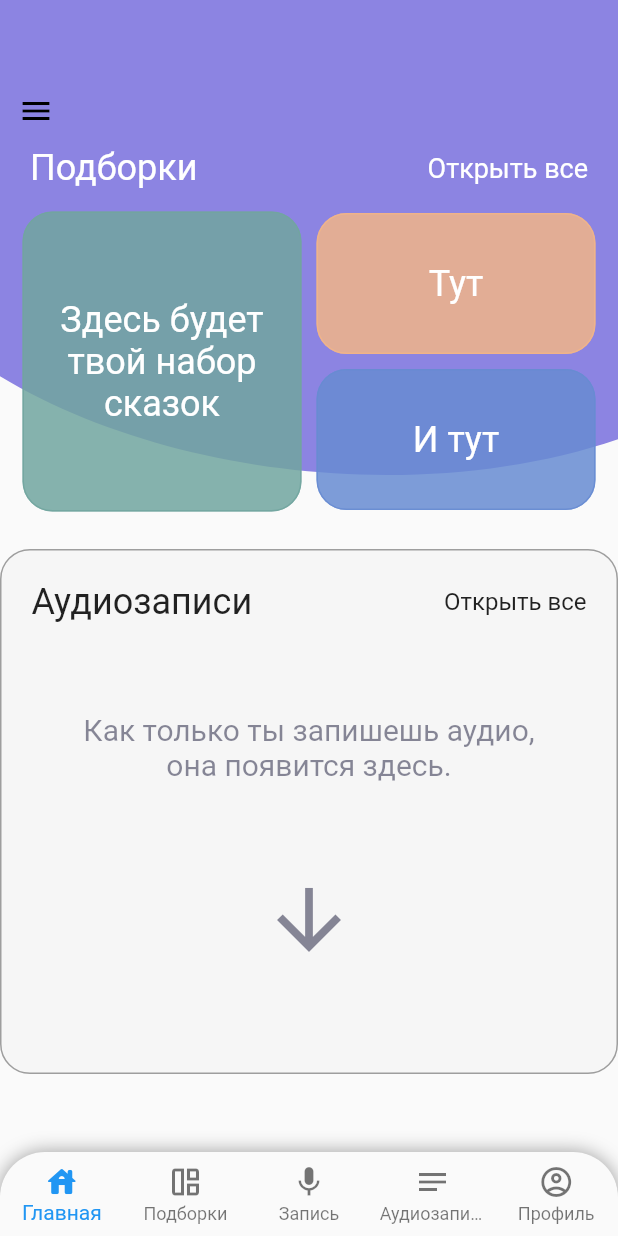
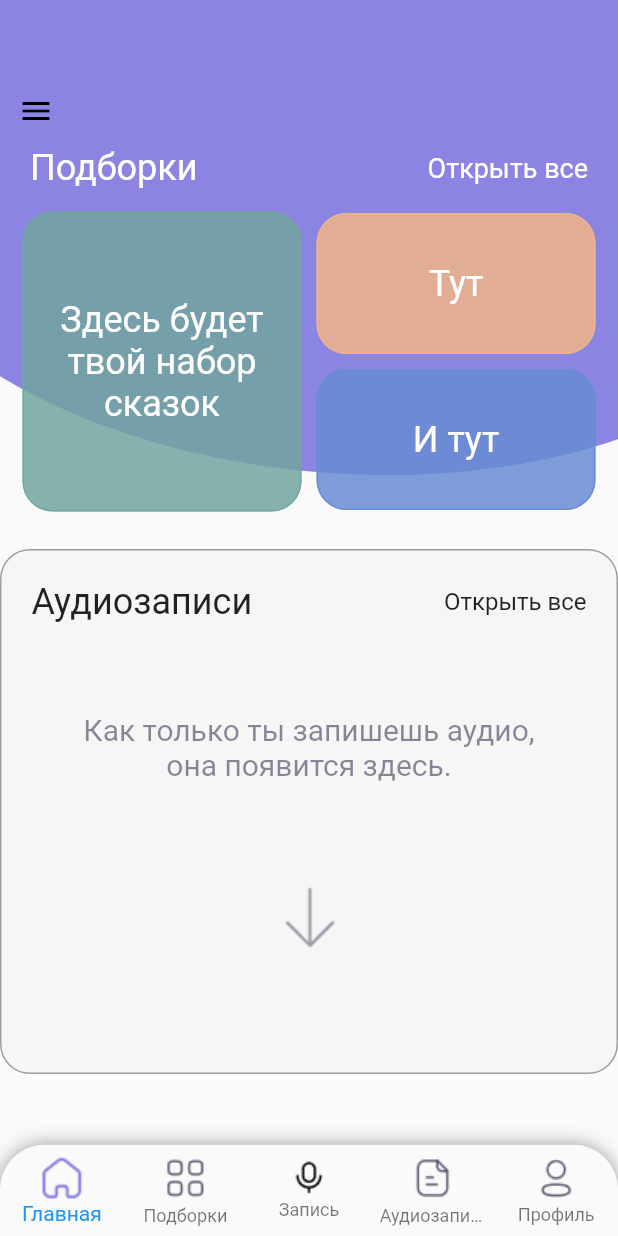
Before and after one commit to RostislavUlinets/audio_story, a Flutter app: the MainScreen screen opened directly, on a phone screen of 412 x 824 dp. Run offline on Flutter 3.47's test engine with Material 2 defaults, Android fonts, the phone set to English and light mode, and no system bars; our stand-ins replace firebase_auth, firebase_core; accounts and stored records are empty; network calls fail.

Commit message:
First Week

```diff
--- a/audio_story/lib/main.dart
+++ b/audio_story/lib/main.dart
@@ -2,7 +2,11 @@ import 'package:flutter/material.dart';
 
 import 'screens/login_screen/new_user/welcome_screen.dart';
 
-void main() {
+import 'package:firebase_core/firebase_core.dart';
+
+void main() async {
+  WidgetsFlutterBinding.ensureInitialized();
+  await Firebase.initializeApp();
   runApp(const MyApp());
 }
 
--- a/audio_story/lib/screens/login_screen/new_user/welcome_screen.dart
+++ b/audio_story/lib/screens/login_screen/new_user/welcome_screen.dart
@@ -31,7 +31,6 @@ class WelcomeScreen extends StatelessWidget {
                   ),
                   Padding(
                     padding: const EdgeInsets.only(top: 150),
-                    child: Container(
                     child: Column(
                       children: [
                         const Padding(
@@ -70,7 +69,6 @@ class WelcomeScreen extends StatelessWidget {
                       ],
                     ),
                   ),
-                  ),
                 ],
               ),
             ),
--- a/audio_story/lib/screens/main_screen/main_screen.dart
+++ b/audio_story/lib/screens/main_screen/main_screen.dart
@@ -1,8 +1,6 @@
 import 'package:audio_story/widgets/custom_paint.dart';
 import 'package:flutter/cupertino.dart';
 import 'package:flutter/material.dart';
-
-GlobalKey<ScaffoldState> _scaffoldKEY = GlobalKey<ScaffoldState>();
 
 class MainScreen extends StatelessWidget {
   const MainScreen({Key? key}) : super(key: key);
@@ -25,25 +23,41 @@ class MainScreen extends StatelessWidget {
           ),
           child: BottomNavigationBar(
             type: BottomNavigationBarType.fixed,
-            items: <BottomNavigationBarItem>[
+            items: const <BottomNavigationBarItem>[
               BottomNavigationBarItem(
-                  icon: Icon(Icons.house_rounded), label: "Главная"),
+                  icon: const Image(
+                    image: AssetImage('assets/Home.png'),
+                  ),
+                  label: "Главная"),
               BottomNavigationBarItem(
-                  icon: Icon(Icons.auto_awesome_mosaic_outlined),
+                  icon: const Image(
+                    image: AssetImage('assets/Category.png'),
+                  ),
                   label: 'Подборки'),
-              BottomNavigationBarItem(icon: Icon(Icons.mic), label: 'Запись'),
               BottomNavigationBarItem(
-                  icon: Icon(Icons.notes), label: 'Аудиозаписи'),
+                  icon: const Image(
+                    color: Colors.black,
+                    image: AssetImage('assets/Voice.png'),
+                  ),
+                  label: 'Запись'),
               BottomNavigationBarItem(
-                  icon: Icon(Icons.account_circle_outlined), label: 'Профиль'),
+                  icon: const Image(
+                    image: AssetImage('assets/Paper.png'),
+                  ),
+                  label: 'Аудиозаписи'),
+              BottomNavigationBarItem(
+                  icon: const Image(
+                    image: AssetImage('assets/Profile.png'),
+                  ),
+                  label: 'Профиль'),
             ],
           ),
         ),
       ),
-      drawer: Drawer(),
+      drawer: const Drawer(),
       body: Stack(
         children: [
-          MyCustomPaint(),
+          const MyCustomPaint(),
           Padding(
             padding: const EdgeInsets.only(top: 50.0),
             child: Column(
@@ -51,7 +65,7 @@ class MainScreen extends StatelessWidget {
                 Row(
                   children: [
                     IconButton(
-                      icon: Icon(
+                      icon: const Icon(
                         Icons.menu,
                         color: Colors.black,
                       ),
@@ -82,17 +96,18 @@ class MainScreen extends StatelessWidget {
                       Flexible(
                         child: Container(
                           alignment: Alignment.center,
-                          child: Text(
+                          child: const Text(
                             "Здесь будет твой набор сказок",
                             style: TextStyle(fontSize: 24, color: Colors.white),
                             textAlign: TextAlign.center,
                           ),
                           decoration: BoxDecoration(
-                            color: Color(0xD971A59F),
+                            color: const Color(0xD971A59F),
                             border: Border.all(
-                              color: Color(0xD971A59F),
+                              color: const Color(0xD971A59F),
                             ),
-                            borderRadius: BorderRadius.all(Radius.circular(20)),
+                            borderRadius:
+                                const BorderRadius.all(Radius.circular(20)),
                           ),
                           height: 200,
                         ),
@@ -106,19 +121,19 @@ class MainScreen extends StatelessWidget {
                           children: [
                             Container(
                               alignment: Alignment.center,
-                              child: Text(
+                              child: const Text(
                                 "Тут",
                                 style: TextStyle(
                                     fontSize: 24, color: Colors.white),
                                 textAlign: TextAlign.center,
                               ),
                               decoration: BoxDecoration(
-                                color: Color(0xD9F1B488),
+                                color: const Color(0xD9F1B488),
                                 border: Border.all(
-                                  color: Color(0xD9F1B488),
+                                  color: const Color(0xD9F1B488),
                                 ),
                                 borderRadius:
-                                    BorderRadius.all(Radius.circular(20)),
+                                    const BorderRadius.all(Radius.circular(20)),
                               ),
                               height: 94,
                             ),
@@ -127,19 +142,19 @@ class MainScreen extends StatelessWidget {
                             ),
                             Container(
                               alignment: Alignment.center,
-                              child: Text(
+                              child: const Text(
                                 "И тут",
                                 style: TextStyle(
                                     fontSize: 24, color: Colors.white),
                                 textAlign: TextAlign.center,
                               ),
                               decoration: BoxDecoration(
-                                color: Color(0xD9678BD2),
+                                color: const Color(0xD9678BD2),
                                 border: Border.all(
-                                  color: Color(0xD9678BD2),
+                                  color: const Color(0xD9678BD2),
                                 ),
                                 borderRadius:
-                                    BorderRadius.all(Radius.circular(20)),
+                                    const BorderRadius.all(Radius.circular(20)),
                               ),
                               height: 94,
                             ),
@@ -150,29 +165,37 @@ class MainScreen extends StatelessWidget {
                     ],
                   ),
                 ),
-                SizedBox(height: 10),
+                const SizedBox(height: 10),
                 Container(
                   child: Padding(
                     padding: const EdgeInsets.all(20.0),
                     child: Column(
                       children: [
                         Row(
-                          children: [
-                            Text("Аудиозаписи",style: TextStyle(fontSize: 24)),
+                          children: const [
+                            Text("Аудиозаписи", style: TextStyle(fontSize: 24)),
                             Spacer(),
-                            Text("Открыть все",style: TextStyle(fontSize: 16)),
+                            Text("Открыть все", style: TextStyle(fontSize: 16)),
                           ],
                         ),
-                        Padding(
-                          padding: EdgeInsets.symmetric(vertical: 60,horizontal: 30),
-                          child: Text("Как только ты запишешь аудио, она появится здесь.",style: TextStyle(fontSize: 20,color: Color(0x993A3A55)),textAlign: TextAlign.center,),
+                        const Padding(
+                          padding: EdgeInsets.symmetric(
+                              vertical: 60, horizontal: 30),
+                          child: Text(
+                            "Как только ты запишешь аудио, она появится здесь.",
+                            style: TextStyle(
+                                fontSize: 20, color: Color(0x993A3A55)),
+                            textAlign: TextAlign.center,
+                          ),
                         ),
-                        Icon(Icons.arrow_downward,size: 64,color: Color(0x993A3A55)),
+                        const Image(
+                          image: AssetImage('assets/Arrow - Down.png'),
+                        ),
                       ],
                     ),
                   ),
                   decoration: BoxDecoration(
-                    color: Color(0xFFF6F6F6),
+                    color: const Color(0xFFF6F6F6),
                     border: Border.all(
                       color: Colors.grey,
                     ),
```
Also changed, not shown: audio_story/lib/models/auth.dart (added, +17 -0 lines), audio_story/lib/screens/login_screen/new_user/final_screen.dart (+13 -9 lines), audio_story/lib/screens/login_screen/new_user/login_screen_phone.dart (+44 -15 lines), audio_story/pubspec.yaml (+3 -4 lines), audio_story/assets/Arrow - Down.png (added), audio_story/assets/Category.png (added), audio_story/assets/Heart.png (added), audio_story/assets/Home.png (added), audio_story/assets/Paper.png (added), audio_story/assets/Profile.png (added), audio_story/assets/Voice.png (added), audio_story/pubspec.lock, 3 other files. Lines whose indentation alone changed are shown as unchanged.
